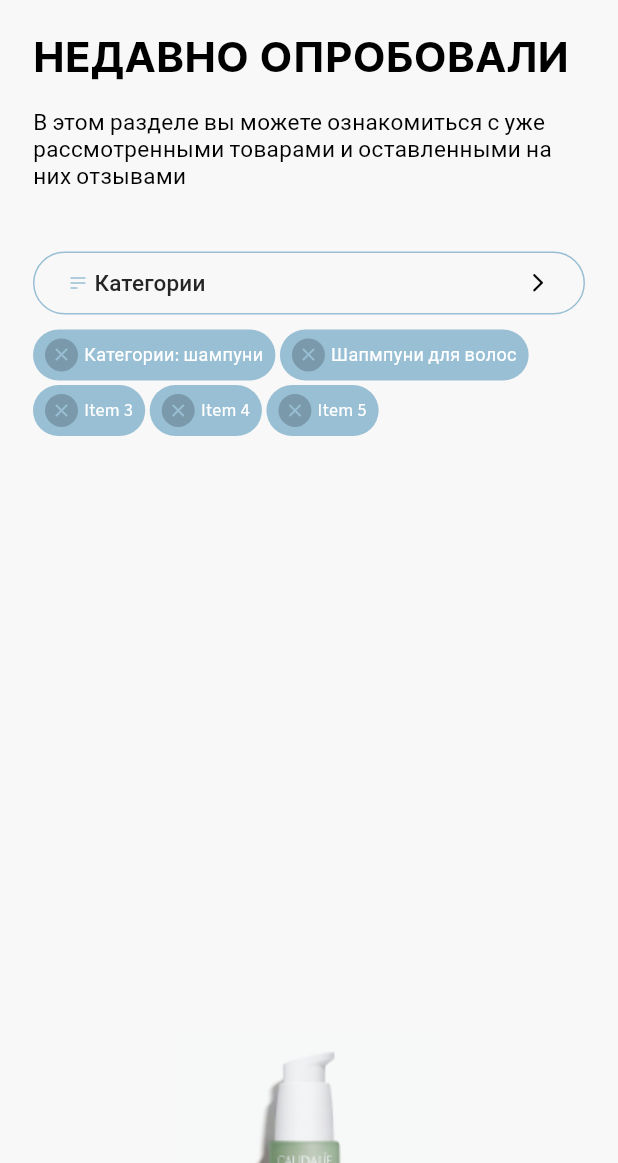
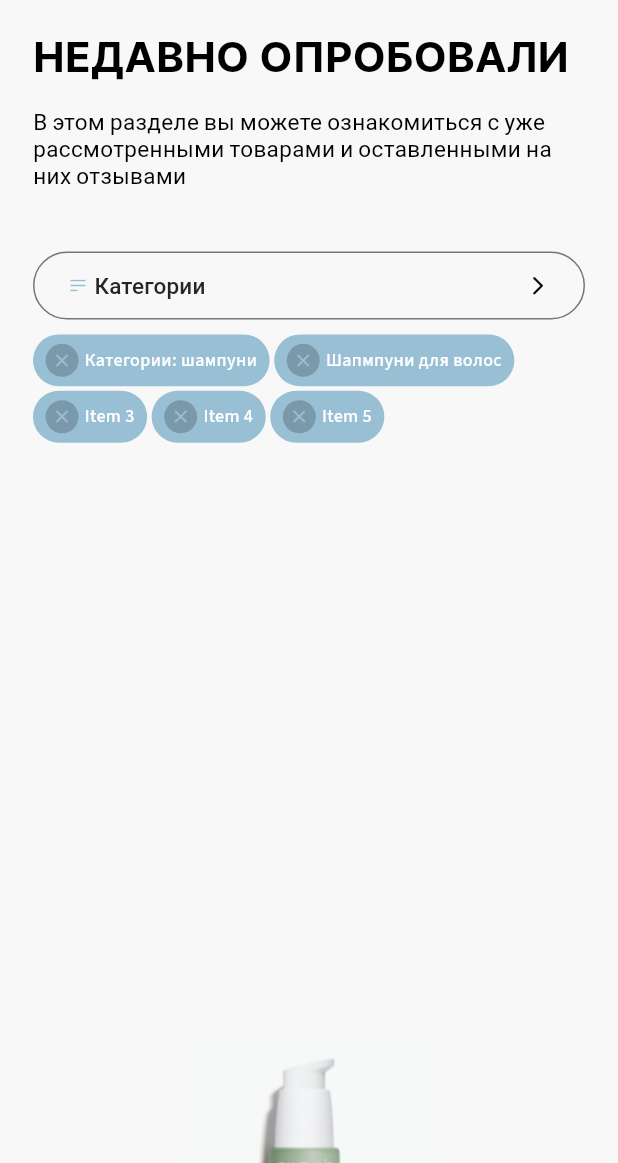
Before and after one commit to luijiwa/Sempl, a Flutter app: the RecentProductsScreen screen opened directly, on a phone screen of 412 x 824 dp, the part 73-1236 px from its top. Run offline on Flutter 3.47's test engine with Material 3 defaults, Android fonts, the phone set to English and light mode, and no system bars; drawn by our look-alikes of auto_size_text; our stand-ins replace dropdown_button2, expandable_page_view, flutter_rating_bar, flutter_svg, go_router, image_picker and 4 more.

Commit message:
Разнести виджеты по файлам

```diff
--- /dev/null
+++ b/lib/src/core/components/blue_item_with_cross.dart
@@ -0,0 +1,48 @@
+import 'package:flutter/material.dart';
+import 'package:my_app/src/core/theme/theme.dart';
+
+class BlueItemWithCross extends StatelessWidget {
+  final String text;
+
+  const BlueItemWithCross({super.key, required this.text});
+
+  @override
+  Widget build(BuildContext context) {
+    final width = MediaQuery.of(context).size.width;
+    return Container(
+      decoration: BoxDecoration(
+        borderRadius: BorderRadius.circular(40.0),
+        color: AppThemeColor.blueColor,
+      ),
+      child: Padding(
+        padding: EdgeInsets.symmetric(
+            horizontal: width * 0.02036, vertical: width * 0.01527),
+        child: Row(
+          mainAxisSize: MainAxisSize.min,
+          children: [
+            Container(
+              decoration: BoxDecoration(
+                shape: BoxShape.circle,
+                color: Colors.black.withOpacity(0.2),
+              ),
+              padding: const EdgeInsets.all(4.0),
+              child: const Icon(
+                Icons.close,
+                color: AppThemeColor.blueColor,
+                size: 14.0,
+              ),
+            ),
+            const SizedBox(width: 4.0),
+            Text(
+              text,
+              style: const TextStyle(
+                color: Colors.white,
+                fontSize: 12.0,
+              ),
+            ),
+          ],
+        ),
+      ),
+    );
+  }
+}
--- a/lib/src/feature/recent_products/recent_products_screen.dart
+++ b/lib/src/feature/recent_products/ui/recent_products_screen.dart
@@ -1,11 +1,10 @@
 import 'package:auto_size_text/auto_size_text.dart';
 import 'package:flutter/material.dart';
-import 'package:flutter_svg/flutter_svg.dart';
-import 'package:go_router/go_router.dart';
+import 'package:my_app/src/core/components/blue_item_with_cross.dart';
 import 'package:my_app/src/core/components/bottom_padding.dart';
+import 'package:my_app/src/core/components/categories_button_widget.dart';
 import 'package:my_app/src/core/components/custom_sliver_app_bar.dart';
 import 'package:my_app/src/core/components/item_in_list_widget.dart';
-import 'package:my_app/src/core/router/app_routes.dart';
 import 'package:my_app/src/core/utils/logger.dart';
 import 'package:my_app/src/core/theme/theme.dart';
 
@@ -55,47 +54,7 @@ class RecentProductsScreen extends StatelessWidget {
           SliverPadding(
             padding: const EdgeInsets.symmetric(horizontal: 22)
                 .copyWith(top: height * 0.05),
-            sliver: SliverToBoxAdapter(
-                child: SizedBox(
-              height: 0.051 * height,
-              width: double.infinity,
-              child: OutlinedButton(
-                onPressed: () {
-                  context.goNamed(AppRoutes.categories.name);
-                },
-                style: OutlinedButton.styleFrom(
-                  side: const BorderSide(
-                    width: 1,
-                    color: AppThemeColor.blueColor,
-                  ),
-                ),
-                child: Row(
-                  children: [
-                    SvgPicture.asset(
-                      'assets/icons/subject_icon.svg',
-                      colorFilter: const ColorFilter.mode(
-                          AppThemeColor.blueColor, BlendMode.srcIn),
-                    ),
-                    const SizedBox(width: 5),
-                    AutoSizeText(
-                      'Категории',
-                      style: TextStyle(
-                        fontFamily: 'SourceSansPro',
-                        fontSize: width > 320 ? 15 : 12,
-                        color: AppThemeColor.black,
-                      ),
-                    ),
-                    const Spacer(),
-                    const Icon(
-                      Icons.arrow_forward_ios_rounded,
-                      size: 15,
-                      weight: 500,
-                      color: Colors.black,
-                    ),
-                  ],
-                ),
-              ),
-            )),
+            sliver: const CategoriesButtonWidget(),
           ),
           SliverPadding(
             padding: const EdgeInsets.symmetric(horizontal: 22).copyWith(
@@ -134,47 +93,3 @@ class RecentProductsScreen extends StatelessWidget {
     );
   }
 }
-
-class BlueItemWithCross extends StatelessWidget {
-  final String text;
-
-  const BlueItemWithCross({super.key, required this.text});
-
-  @override
-  Widget build(BuildContext context) {
-    return Container(
-      decoration: BoxDecoration(
-        borderRadius: BorderRadius.circular(40.0),
-        color: AppThemeColor.blueColor,
-      ),
-      child: Padding(
-        padding: const EdgeInsets.symmetric(horizontal: 8, vertical: 6),
-        child: Row(
-          mainAxisSize: MainAxisSize.min,
-          children: [
-            Container(
-              decoration: BoxDecoration(
-                shape: BoxShape.circle,
-                color: Colors.black.withOpacity(0.2),
-              ),
-              padding: const EdgeInsets.all(4.0),
-              child: const Icon(
-                Icons.close,
-                color: AppThemeColor.blueColor,
-                size: 14.0,
-              ),
-            ),
-            const SizedBox(width: 4.0),
-            Text(
-              text,
-              style: const TextStyle(
-                  color: Colors.white,
-                  fontSize: 12.0,
-                  fontFamily: 'SourceSansPro'),
-            ),
-          ],
-        ),
-      ),
-    );
-  }
-}
```
Also changed, not shown: lib/src/core/components/categories_button_widget.dart (added, +53 -0 lines), lib/src/feature/categories/ui/categories_list_screen.dart (renamed from lib/src/feature/recent_products/categories_list_screen.dart, +4 -6 lines), lib/src/feature/categories/ui/widgets/search_input_widget.dart (renamed from lib/src/feature/recent_products/search_input_widget.dart, +9 -22 lines).
